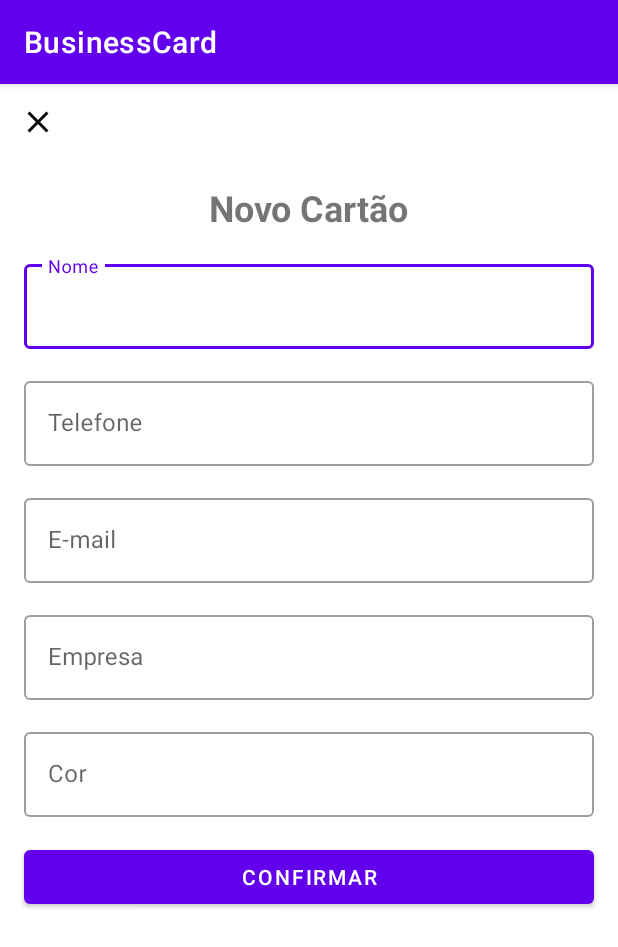
After one commit to H3nr1q/BusinessCard, an Android app: the AddBusinessCardActivity screen opened directly, with no data from a screen before it, on a phone screen of 412 x 824 dp. The commit adds this screen. Shown: the top 947 px of the screen. Run offline under Robolectric (Android 15) with nearby library versions, the phone set to English and light mode, and no system bars.

Commit message:
Criação do card do cartão de visita, main e cadastro.

```diff
--- a/app/src/main/AndroidManifest.xml
+++ b/app/src/main/AndroidManifest.xml
@@ -10,6 +10,7 @@
         android:roundIcon="@mipmap/ic_launcher_round"
         android:supportsRtl="true"
         android:theme="@style/Theme.BusinessCard">
+        <activity android:name=".ui.AddBusinessCardActivity"></activity>
         <activity android:name=".ui.MainActivity">
             <intent-filter>
                 <action android:name="android.intent.action.MAIN" />
--- /dev/null
+++ b/app/src/main/java/com/chs/businesscard/ui/AddBusinessCardActivity.kt
@@ -0,0 +1,13 @@
+package com.chs.businesscard.ui
+
+import androidx.appcompat.app.AppCompatActivity
+import android.os.Bundle
+import com.chs.businesscard.databinding.ActivityAddBusinessCardBinding
+
+class AddBusinessCardActivity : AppCompatActivity() {
+    private val binding by lazy { ActivityAddBusinessCardBinding.inflate(layoutInflater)}
+    override fun onCreate(savedInstanceState: Bundle?) {
+        super.onCreate(savedInstanceState)
+        setContentView(binding.root)
+    }
+}
--- /dev/null
+++ b/app/src/main/res/drawable/ic_baseline_add_24.xml
@@ -0,0 +1,5 @@
+<vector android:height="24dp" android:tint="#FFFFFF"
+    android:viewportHeight="24" android:viewportWidth="24"
+    android:width="24dp" xmlns:android="http://schemas.android.com/apk/res/android">
+    <path android:fillColor="@android:color/white" android:pathData="M19,13h-6v6h-2v-6H5v-2h6V5h2v6h6v2z"/>
+</vector>
--- /dev/null
+++ b/app/src/main/res/drawable/ic_baseline_close_24.xml
@@ -0,0 +1,5 @@
+<vector android:height="24dp" android:tint="#070707"
+    android:viewportHeight="24" android:viewportWidth="24"
+    android:width="24dp" xmlns:android="http://schemas.android.com/apk/res/android">
+    <path android:fillColor="@android:color/white" android:pathData="M19,6.41L17.59,5 12,10.59 6.41,5 5,6.41 10.59,12 5,17.59 6.41,19 12,13.41 17.59,19 19,17.59 13.41,12z"/>
+</vector>
--- /dev/null
+++ b/app/src/main/res/layout/activity_add_business_card.xml
@@ -0,0 +1,136 @@
+<?xml version="1.0" encoding="utf-8"?>
+<androidx.constraintlayout.widget.ConstraintLayout
+    xmlns:android="http://schemas.android.com/apk/res/android"
+    xmlns:app="http://schemas.android.com/apk/res-auto"
+    xmlns:tools="http://schemas.android.com/tools"
+    android:layout_width="match_parent"
+    android:layout_height="match_parent"
+    tools:context=".ui.AddBusinessCardActivity">
+
+    <ImageButton
+        android:id="@+id/btn_close"
+        android:layout_width="50dp"
+        android:layout_height="50dp"
+        android:background="?attr/actionBarItemBackground"
+        android:src="@drawable/ic_baseline_close_24"
+        app:layout_constraintTop_toTopOf="parent"
+        app:layout_constraintStart_toStartOf="parent"/>
+
+     <com.google.android.material.textview.MaterialTextView
+         android:id="@+id/tv_title"
+         android:layout_width="wrap_content"
+         android:layout_height="wrap_content"
+         android:layout_margin="16dp"
+         android:textStyle="bold"
+         android:textSize="24dp"
+         app:layout_constraintEnd_toEndOf="parent"
+         app:layout_constraintStart_toStartOf="parent"
+         app:layout_constraintTop_toBottomOf="@id/btn_close"
+         android:text="@string/label_description_new_card" />
+
+    <com.google.android.material.textfield.TextInputLayout
+        android:id="@+id/til_nome"
+        android:layout_width="0dp"
+        android:layout_height="wrap_content"
+        style="@style/Widget.MaterialComponents.TextInputLayout.OutlinedBox"
+        android:layout_margin="16dp"
+        android:hint="@string/label_nome"
+        app:layout_constraintEnd_toEndOf="parent"
+        app:layout_constraintStart_toStartOf="parent"
+        app:layout_constraintTop_toBottomOf="@id/tv_title">
+
+        <com.google.android.material.textfield.TextInputEditText
+            android:layout_width="match_parent"
+            android:layout_height="match_parent"
+            android:inputType="text">
+        </com.google.android.material.textfield.TextInputEditText>
+
+    </com.google.android.material.textfield.TextInputLayout>
+
+
+    <com.google.android.material.textfield.TextInputLayout
+        android:id="@+id/til_telefone"
+        android:layout_width="0dp"
+        android:layout_height="wrap_content"
+        style="@style/Widget.MaterialComponents.TextInputLayout.OutlinedBox"
+        android:layout_margin="16dp"
+        android:hint="@string/til_telefone"
+        app:layout_constraintEnd_toEndOf="parent"
+        app:layout_constraintStart_toStartOf="parent"
+        app:layout_constraintTop_toBottomOf="@id/til_nome">
+
+        <com.google.android.material.textfield.TextInputEditText
+            android:layout_width="match_parent"
+            android:layout_height="match_parent"
+            android:inputType="text">
+        </com.google.android.material.textfield.TextInputEditText>
+
+    </com.google.android.material.textfield.TextInputLayout>
+
+    <com.google.android.material.textfield.TextInputLayout
+        android:id="@+id/til_email"
+        android:layout_width="0dp"
+        android:layout_height="wrap_content"
+        style="@style/Widget.MaterialComponents.TextInputLayout.OutlinedBox"
+        android:layout_margin="16dp"
+        android:hint="@string/label_email"
+        app:layout_constraintEnd_toEndOf="parent"
+        app:layout_constraintStart_toStartOf="parent"
+        app:layout_constraintTop_toBottomOf="@id/til_telefone">
+
+        <com.google.android.material.textfield.TextInputEditText
+            android:layout_width="match_parent"
+            android:layout_height="match_parent"
+            android:inputType="text">
+        </com.google.android.material.textfield.TextInputEditText>
+
+    </com.google.android.material.textfield.TextInputLayout>
+
+    <com.google.android.material.textfield.TextInputLayout
+        android:id="@+id/til_empresa"
+        android:layout_width="0dp"
+        android:layout_height="wrap_content"
+        style="@style/Widget.MaterialComponents.TextInputLayout.OutlinedBox"
+        android:layout_margin="16dp"
+        android:hint="@string/label_empresa"
+        app:layout_constraintEnd_toEndOf="parent"
+        app:layout_constraintStart_toStartOf="parent"
+        app:layout_constraintTop_toBottomOf="@id/til_email">
+
+        <com.google.android.material.textfield.TextInputEditText
+            android:layout_width="match_parent"
+            android:layout_height="match_parent"
+            android:inputType="text">
+        </com.google.android.material.textfield.TextInputEditText>
+
+    </com.google.android.material.textfield.TextInputLayout>
+
+    <com.google.android.material.textfield.TextInputLayout
+        android:id="@+id/til_cor"
+        android:layout_width="0dp"
+        android:layout_height="wrap_content"
+        style="@style/Widget.MaterialComponents.TextInputLayout.OutlinedBox"
+        android:layout_margin="16dp"
+        android:hint="@string/label_cor"
+        app:layout_constraintEnd_toEndOf="parent"
+        app:layout_constraintStart_toStartOf="parent"
+        app:layout_constraintTop_toBottomOf="@id/til_empresa">
+
+        <com.google.android.material.textfield.TextInputEditText
+            android:layout_width="match_parent"
+            android:layout_height="match_parent"
+            android:inputType="text">
+        </com.google.android.material.textfield.TextInputEditText>
+
+    </com.google.android.material.textfield.TextInputLayout>
+
+    <com.google.android.material.button.MaterialButton
+        android:layout_width="0dp"
+        android:layout_height="wrap_content"
+        android:layout_margin="16dp"
+        android:text="@string/label_confirmar"
+        app:layout_constraintEnd_toEndOf="parent"
+        app:layout_constraintStart_toStartOf="parent"
+        app:layout_constraintTop_toBottomOf="@id/til_cor"/>
+
+</androidx.constraintlayout.widget.ConstraintLayout>
--- a/app/src/main/res/values/strings.xml
+++ b/app/src/main/res/values/strings.xml
@@ -1,3 +1,11 @@
 <resources>
     <string name="app_name">BusinessCard</string>
+    <string name="label_business_card">Cartão de Visista</string>
+    <string name="label_description_new_card">Novo Cartão</string>
+    <string name="label_nome">Nome</string>
+    <string name="til_telefone">Telefone</string>
+    <string name="label_email">E-mail</string>
+    <string name="label_empresa">Empresa</string>
+    <string name="label_cor">Cor</string>
+    <string name="label_confirmar">Confirmar</string>
 </resources>
```
Also changed, not shown: app/src/main/java/com/chs/businesscard/ui/MainActivity.kt (+10 -0 lines), app/src/main/res/layout/activity_main.xml (+28 -4 lines), app/src/main/res/layout/item_business_card.xml (added, +73 -0 lines).
